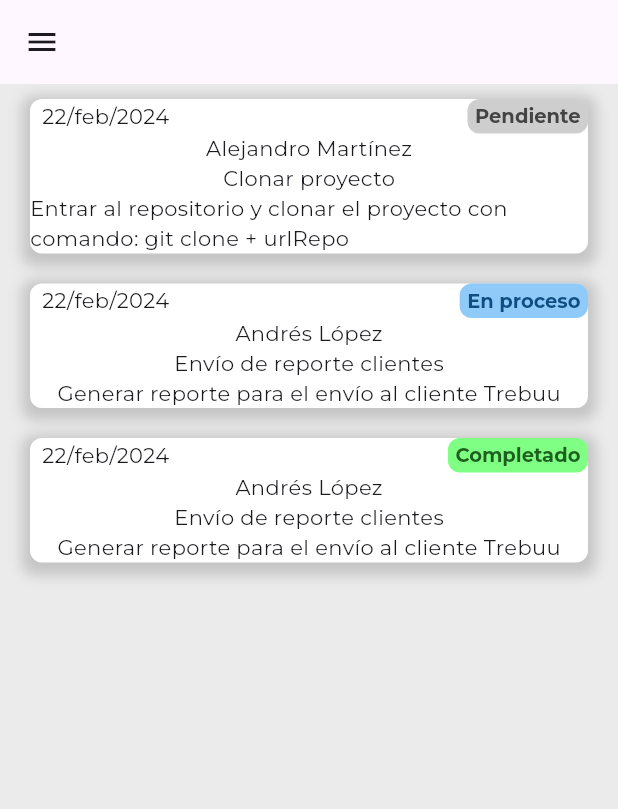
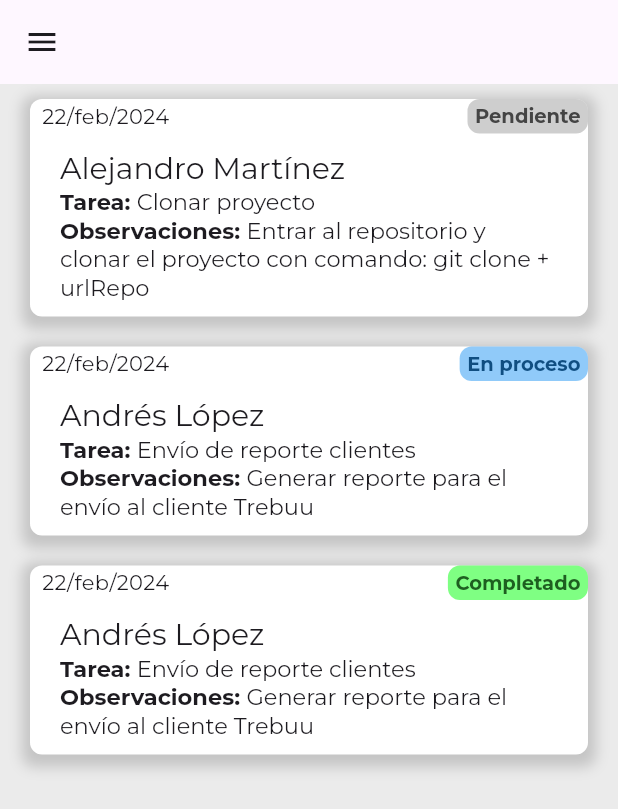
Before and after one commit to stivengm/prueba_senior_flutter, a Flutter app: the HomeScreen screen opened by its route, on a phone screen of 412 x 824 dp. Shown: the top 809 px of the screen. Run offline on Flutter 3.47's test engine with Material 3 defaults, Android fonts, the phone set to English and light mode, and no system bars; our stand-ins replace email_validator, equatable, flutter_bloc, google_fonts.

Commit message:
FIX - Ajuste de Tarjeta Task.

```diff
--- a/lib/ui/screens/home_screen/home_screen.dart
+++ b/lib/ui/screens/home_screen/home_screen.dart
@@ -3,6 +3,7 @@ import 'package:flutter_bloc/flutter_bloc.dart';
 import 'package:prueba_senior_flutter_treebu/core/blocs/home/home_bloc.dart';
 import 'package:prueba_senior_flutter_treebu/ui/app_style.dart';
 import 'package:prueba_senior_flutter_treebu/ui/drawers/home_drawer.dart';
+import 'package:prueba_senior_flutter_treebu/ui/screens/home_screen/widgets/item_card_task.dart';
 import 'package:prueba_senior_flutter_treebu/ui/widgets/loader_app_widget.dart';
 
 class HomeScreen extends StatelessWidget {
@@ -27,55 +28,7 @@ class HomeScreen extends StatelessWidget {
             },
             child: ListView.builder(
               itemCount: state.taskList!.length,
-              itemBuilder: (context, i) => Container(
-                decoration: BoxDecoration(
-                  color: whiteColor,
-                  borderRadius: BorderRadius.circular(8.0),
-                  boxShadow: [
-                    BoxShadow(
-                      color: Colors.grey.withOpacity(.5),
-                      spreadRadius: 5,
-                      blurRadius: 7,
-                      offset: const Offset(0, 3)
-                    )
-                  ]
-                ),
-                margin: const EdgeInsets.symmetric(horizontal: 20.0, vertical: 10.0),
-                child: Column(
-                  children: [
-                    Row(
-                      mainAxisAlignment: MainAxisAlignment.spaceBetween,
-                      children: [
-                        Padding(
-                          padding: const EdgeInsets.only(left: 8.0),
-                          child: Text(state.taskList![i].dateFinish),
-                        ),
-                        Container(
-                          decoration: BoxDecoration(
-                            color: state.taskList![i].state == 1 ? Colors.grey.withOpacity(.5) :
-                              state.taskList![i].state == 2 ? Colors.blue.withOpacity(.5) : const Color.fromARGB(255, 0, 255, 8).withOpacity(.5),
-                            borderRadius: BorderRadius.circular(8.0)
-                          ),
-                          padding: const EdgeInsets.only(top: 3.0, right: 5.0, bottom: 3.0, left: 5.0 ),
-                          child: Text(
-                            state.taskList![i].state == 1 ? 'Pendiente' :
-                            state.taskList![i].state == 2 ? 'En proceso' : 'Completado',
-                            style: Theme.of(context).textTheme.headlineMedium!.copyWith(
-                              fontSize: 13.0,
-                              fontWeight: FontWeight.bold,
-                              color: state.taskList![i].state == 1 ? const Color.fromARGB(255, 68, 68, 68) :
-                                     state.taskList![i].state == 2 ? const Color.fromARGB(255, 16, 78, 129) : const Color.fromARGB(255, 30, 95, 32)
-                            ),
-                          ),
-                        )
-                      ],
-                    ),
-                    Text(state.taskList![i].nameWorker),
-                    Text(state.taskList![i].task),
-                    Text(state.taskList![i].observations)
-                  ],
-                ),
-              )
+              itemBuilder: (context, i) => ItemCardTask(task: state.taskList![i])
             ),
           ),
         ) : const LoaderApp();
--- /dev/null
+++ b/lib/ui/screens/home_screen/widgets/item_card_task.dart
@@ -0,0 +1,70 @@
+import 'package:flutter/material.dart';
+import 'package:prueba_senior_flutter_treebu/core/models/task_model.dart';
+import 'package:prueba_senior_flutter_treebu/ui/app_style.dart';
+import 'package:prueba_senior_flutter_treebu/ui/screens/home_screen/widgets/task_descriptions.dart';
+
+class ItemCardTask extends StatelessWidget {
+  final TaskModel task;
+  const ItemCardTask({super.key, required this.task});
+
+  @override
+  Widget build(BuildContext context) {
+    return Container(
+      decoration: BoxDecoration(
+        color: whiteColor,
+        borderRadius: BorderRadius.circular(8.0),
+        boxShadow: [
+          BoxShadow(
+            color: Colors.grey.withOpacity(.5),
+            spreadRadius: 5,
+            blurRadius: 7,
+            offset: const Offset(0, 3)
+          )
+        ]
+      ),
+      margin: const EdgeInsets.symmetric(horizontal: 20.0, vertical: 10.0),
+      child: Column(
+        children: [
+          Row(
+            mainAxisAlignment: MainAxisAlignment.spaceBetween,
+            children: [
+              Padding(
+                padding: const EdgeInsets.only(left: 8.0),
+                child: Text(task.dateFinish),
+              ),
+              Container(
+                decoration: BoxDecoration(
+                  color: task.state == 1 ? Colors.grey.withOpacity(.5) :
+                    task.state == 2 ? Colors.blue.withOpacity(.5) : const Color.fromARGB(255, 0, 255, 8).withOpacity(.5),
+                  borderRadius: BorderRadius.circular(8.0)
+                ),
+                padding: const EdgeInsets.only(top: 3.0, right: 5.0, bottom: 3.0, left: 5.0 ),
+                child: Text(
+                  task.state == 1 ? 'Pendiente' :
+                  task.state == 2 ? 'En proceso' : 'Completado',
+                  style: Theme.of(context).textTheme.headlineMedium!.copyWith(
+                    fontSize: 13.0,
+                    fontWeight: FontWeight.bold,
+                    color: task.state == 1 ? const Color.fromARGB(255, 68, 68, 68) :
+                            task.state == 2 ? const Color.fromARGB(255, 16, 78, 129) : const Color.fromARGB(255, 30, 95, 32)
+                  ),
+                ),
+              )
+            ],
+          ),
+          Padding(
+            padding: const EdgeInsets.symmetric(horizontal: 20.0, vertical: 10.0),
+            child: Column(
+              crossAxisAlignment: CrossAxisAlignment.start,
+              children: [
+                Text(task.nameWorker, style: Theme.of(context).textTheme.headlineMedium!.copyWith( fontSize: 20.0 ),),
+                TaskDescriptions(title: 'Tarea', subtitle: task.task),
+                TaskDescriptions(title: 'Observaciones', subtitle: task.observations)
+              ],
+            ),
+          ),
+        ],
+      ),
+    );
+  }
+}
--- /dev/null
+++ b/lib/ui/screens/home_screen/widgets/task_descriptions.dart
@@ -0,0 +1,23 @@
+import 'package:flutter/material.dart';
+
+class TaskDescriptions extends StatelessWidget {
+  final String title;
+  final String subtitle;
+  const TaskDescriptions({super.key, required this.title, required this.subtitle});
+
+  @override
+  Widget build(BuildContext context) {
+    return RichText(
+      text: TextSpan(
+        text: "$title: ",
+        style: Theme.of(context).textTheme.headlineMedium!.copyWith( fontSize: 15.0, fontWeight: FontWeight.bold ),
+        children: [
+          TextSpan(
+            text: subtitle,
+            style: Theme.of(context).textTheme.headlineMedium!.copyWith( fontSize: 15.0, fontWeight: FontWeight.normal ),
+          )
+        ]
+      )
+    );
+  }
+}
```
